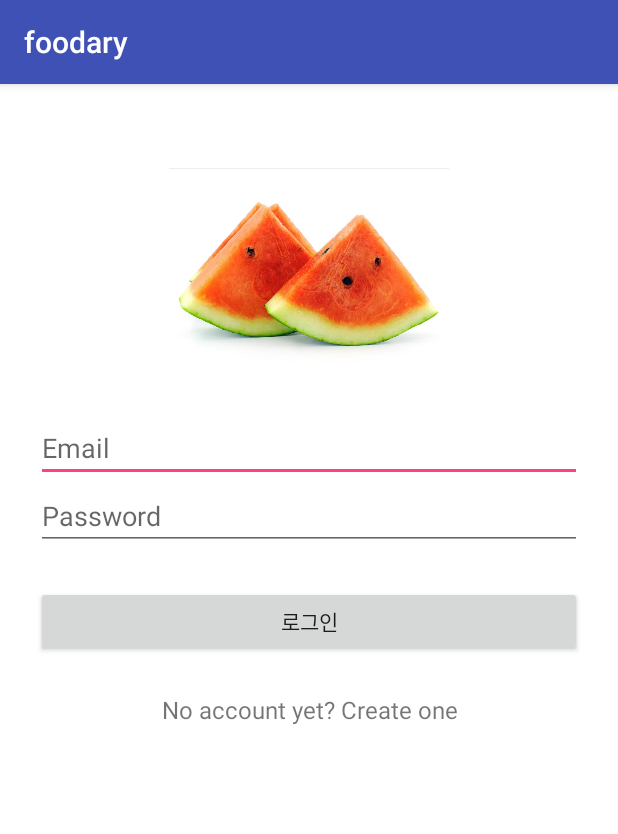
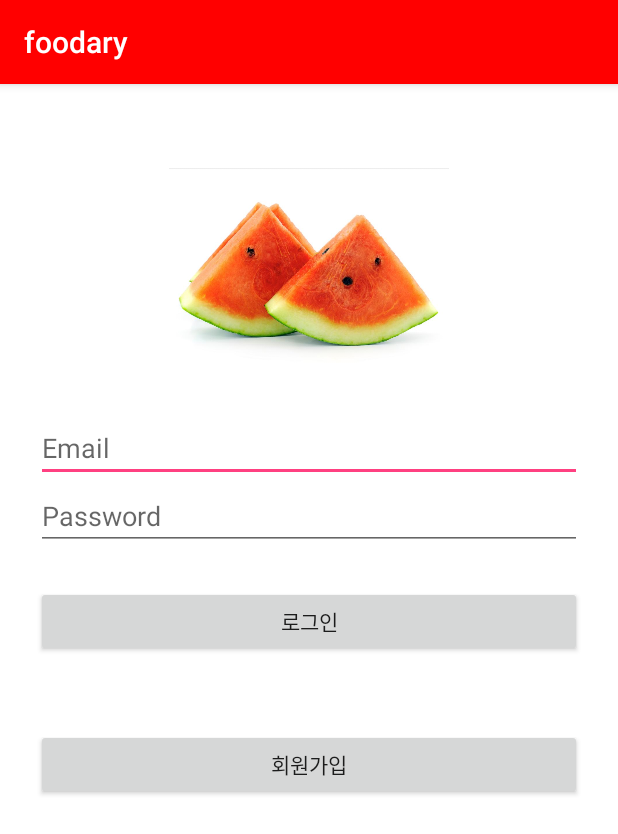
Before and after one commit to cadinz/Foodary, an Android app: the LoginActivity screen opened directly, with no data from a screen before it, on a phone screen of 412 x 824 dp. Shown: the top 834 px of the screen. Run offline under Robolectric (Android 15) with nearby library versions, the phone set to English and light mode, and no system bars; our stand-ins replace Firebase (no records; nobody signed in at launch, a user with empty details on screens opened directly).

Commit message:
add login

```diff
--- a/app/build.gradle
+++ b/app/build.gradle
@@ -26,4 +26,9 @@ dependencies {
     testImplementation 'junit:junit:4.12'
     androidTestImplementation 'com.android.support.test:runner:1.0.2'
     androidTestImplementation 'com.android.support.test.espresso:espresso-core:3.0.2'
+    implementation 'com.google.firebase:firebase-database:16.0.1'
+    implementation 'com.google.firebase:firebase-auth:16.0.1'
+    implementation 'com.google.firebase:firebase-storage:16.0.1'
+
 }
+apply plugin: 'com.google.gms.google-services'
--- a/app/src/main/AndroidManifest.xml
+++ b/app/src/main/AndroidManifest.xml
@@ -1,7 +1,7 @@
 <?xml version="1.0" encoding="utf-8"?>
 <manifest xmlns:android="http://schemas.android.com/apk/res/android"
     package="com.dongyang.dev.foodary">
-
+    <uses-permission android:name="android.permission.INTERNET" />
     <application
         android:allowBackup="true"
         android:icon="@mipmap/ic_launcher"
--- a/app/src/main/java/com/dongyang/dev/foodary/LoginActivity.java
+++ b/app/src/main/java/com/dongyang/dev/foodary/LoginActivity.java
@@ -1,16 +1,78 @@
 package com.dongyang.dev.foodary;
 
+import android.support.annotation.NonNull;
 import android.support.v7.app.AppCompatActivity;
 import android.os.Bundle;
+import android.view.View;
+import android.widget.Button;
+import android.widget.TextView;
 import android.widget.Toast;
 
+import com.google.android.gms.tasks.OnCompleteListener;
+import com.google.android.gms.tasks.Task;
+import com.google.firebase.auth.AuthResult;
+import com.google.firebase.auth.FirebaseAuth;
+import com.google.firebase.auth.FirebaseUser;
+
+
 public class LoginActivity extends AppCompatActivity {
+    private FirebaseAuth mAuth;
+    private TextView input_email;
+    private TextView input_password;
+    private Button btn_login;
+    private Button btn_signin;
+
 
     @Override
     protected void onCreate(Bundle savedInstanceState) {
         super.onCreate(savedInstanceState);
         Toast.makeText(this, "두번 수정한 결과", Toast.LENGTH_SHORT).show( );
-        setContentView(R.layout.activity_main);
+        setContentView(R.layout.activity_login);
+
+        mAuth = FirebaseAuth.getInstance( );
+
+        input_email = findViewById(R.id.input_email);
+        input_password = findViewById(R.id.input_password);
+
+        btn_login = findViewById(R.id.btn_login);
+        btn_signin = findViewById(R.id.btn_signin);
+
+
+        btn_login.setOnClickListener(new View.OnClickListener( ) {
+            @Override
+            public void onClick(View view) {
+                mAuth.signInWithEmailAndPassword(input_email.getText( ) + "", input_password.getText( ) + "").addOnCompleteListener(new OnCompleteListener<AuthResult>( ) {
+                    @Override
+                    public void onComplete(@NonNull Task<AuthResult> task) {
+                        if (task.isSuccessful()) {
+                            Toast.makeText(LoginActivity.this, "로그인 성공", Toast.LENGTH_SHORT).show( );
+                        } else{
+                            Toast.makeText(LoginActivity.this, "로그인 실패", Toast.LENGTH_SHORT).show( );
+                        }
+                    }
+                });
+
+            }
+        });
+
+
+        btn_signin.setOnClickListener(new View.OnClickListener( ) {
+            @Override
+            public void onClick(View view) {
+                mAuth.createUserWithEmailAndPassword(input_email.getText( ) + "", input_password.getText( ) + "").addOnCompleteListener(new OnCompleteListener<AuthResult>( ) {
+                    @Override
+                    public void onComplete(@NonNull Task<AuthResult> task) {
+                        if (task.isSuccessful( )){
+                            Toast.makeText(LoginActivity.this, "회원가입 성공", Toast.LENGTH_SHORT).show( );
+                        }
+                        else{
+                            Toast.makeText(LoginActivity.this, "회원가입 실패", Toast.LENGTH_SHORT).show( );
+                        }
+
+                    }
+                });
+            }
+        });
+
     }
 }
-x
--- a/app/src/main/res/layout/activity_main.xml
+++ b/app/src/main/res/layout/activity_login.xml
@@ -58,14 +58,15 @@
             android:text="로그인"
             tools:background="@color/colorPrimary" />
 
-        <TextView
-            android:id="@+id/link_signup"
+        <android.support.v7.widget.AppCompatButton
+            android:id="@+id/btn_signin"
             android:layout_width="fill_parent"
-            android:layout_height="wrap_content"
+            android:layout_height="47dp"
             android:layout_marginBottom="24dp"
-            android:gravity="center"
-            android:text="No account yet? Create one"
-            android:textSize="16dip" />
+            android:layout_marginTop="24dp"
+            android:padding="12dp"
+            android:text="회원가입"
+            tools:background="@color/colorPrimary" />
 
     </LinearLayout>
 </LinearLayout>
--- a/app/src/main/res/values/colors.xml
+++ b/app/src/main/res/values/colors.xml
@@ -1,6 +1,6 @@
 <?xml version="1.0" encoding="utf-8"?>
 <resources>
-    <color name="colorPrimary">#3F51B5</color>
+    <color name="colorPrimary">#FF0000</color>
     <color name="colorPrimaryDark">#303F9F</color>
     <color name="colorAccent">#FF4081</color>
 </resources>
--- a/build.gradle
+++ b/build.gradle
@@ -13,6 +13,10 @@ buildscript {
         // NOTE: Do not place your application dependencies here; they belong
         // in the individual module build.gradle files
     }
+
+    dependencies {
+        classpath 'com.google.gms:google-services:4.0.0'
+    }
 }
 
 allprojects {
```
